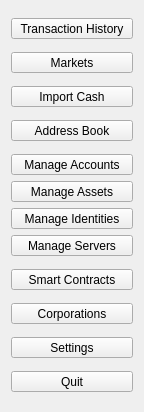
Open-Transactions/Moneychanger, file src/gui/ui/dlgmenu.ui: the form before one commit.
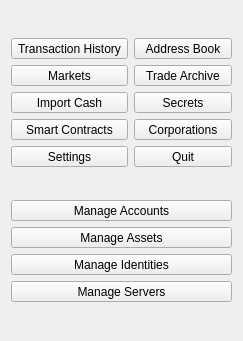
The form after the commit.

Commit message: Added market trading receipt archive.

What changed in the file:
```diff
--- a/src/gui/ui/dlgmenu.ui
+++ b/src/gui/ui/dlgmenu.ui
@@ -6,8 +6,8 @@
    <rect>
     <x>0</x>
     <y>0</y>
-    <width>144</width>
-    <height>412</height>
+    <width>243</width>
+    <height>341</height>
    </rect>
   </property>
   <property name="windowTitle">
@@ -15,6 +15,8 @@
   </property>
   <layout class="QVBoxLayout" name="verticalLayout_2">
    <item>
+    <layout class="QGridLayout" name="gridLayout">
+     <item row="0" column="0">
     <widget class="QToolButton" name="toolButton_main">
      <property name="sizePolicy">
       <sizepolicy hsizetype="Expanding" vsizetype="Fixed">
@@ -27,7 +29,20 @@
      </property>
     </widget>
    </item>
-   <item>
+     <item row="0" column="1">
+      <widget class="QToolButton" name="toolButton_contacts">
+       <property name="sizePolicy">
+        <sizepolicy hsizetype="Expanding" vsizetype="Fixed">
+         <horstretch>0</horstretch>
+         <verstretch>0</verstretch>
+        </sizepolicy>
+       </property>
+       <property name="text">
+        <string>Address Book</string>
+       </property>
+      </widget>
+     </item>
+     <item row="1" column="0">
     <widget class="QToolButton" name="toolButton_markets">
      <property name="sizePolicy">
       <sizepolicy hsizetype="Expanding" vsizetype="Fixed">
@@ -40,7 +55,20 @@
      </property>
     </widget>
    </item>
-   <item>
+     <item row="1" column="1">
+      <widget class="QToolButton" name="toolButton_trade_archive">
+       <property name="sizePolicy">
+        <sizepolicy hsizetype="Expanding" vsizetype="Fixed">
+         <horstretch>0</horstretch>
+         <verstretch>0</verstretch>
+        </sizepolicy>
+       </property>
+       <property name="text">
+        <string>Trade Archive</string>
+       </property>
+      </widget>
+     </item>
+     <item row="2" column="0">
     <widget class="QToolButton" name="toolButton_importCash">
      <property name="sizePolicy">
       <sizepolicy hsizetype="Expanding" vsizetype="Fixed">
@@ -53,8 +81,8 @@
      </property>
     </widget>
    </item>
-   <item>
-    <widget class="QToolButton" name="toolButton_contacts">
+     <item row="2" column="1">
+      <widget class="QToolButton" name="toolButton_secrets">
      <property name="sizePolicy">
       <sizepolicy hsizetype="Expanding" vsizetype="Fixed">
        <horstretch>0</horstretch>
@@ -62,9 +90,63 @@
       </sizepolicy>
      </property>
      <property name="text">
-      <string>Address Book</string>
-     </property>
-    </widget>
+        <string>Secrets</string>
+       </property>
+      </widget>
+     </item>
+     <item row="3" column="0">
+      <widget class="QToolButton" name="toolButton_smartContracts">
+       <property name="sizePolicy">
+        <sizepolicy hsizetype="Expanding" vsizetype="Fixed">
+         <horstretch>0</horstretch>
+         <verstretch>0</verstretch>
+        </sizepolicy>
+       </property>
+       <property name="text">
+        <string>Smart Contracts</string>
+       </property>
+      </widget>
+     </item>
+     <item row="3" column="1">
+      <widget class="QToolButton" name="toolButton_Corporations">
+       <property name="sizePolicy">
+        <sizepolicy hsizetype="Expanding" vsizetype="Fixed">
+         <horstretch>0</horstretch>
+         <verstretch>0</verstretch>
+        </sizepolicy>
+       </property>
+       <property name="text">
+        <string>Corporations</string>
+       </property>
+      </widget>
+     </item>
+     <item row="4" column="0">
+      <widget class="QToolButton" name="toolButton_settings">
+       <property name="sizePolicy">
+        <sizepolicy hsizetype="Expanding" vsizetype="Fixed">
+         <horstretch>0</horstretch>
+         <verstretch>0</verstretch>
+        </sizepolicy>
+       </property>
+       <property name="text">
+        <string>Settings</string>
+       </property>
+      </widget>
+     </item>
+     <item row="4" column="1">
+      <widget class="QToolButton" name="toolButton_quit">
+       <property name="sizePolicy">
+        <sizepolicy hsizetype="Expanding" vsizetype="Fixed">
+         <horstretch>0</horstretch>
+         <verstretch>0</verstretch>
+        </sizepolicy>
+       </property>
+       <property name="text">
+        <string>Quit</string>
+       </property>
+      </widget>
+     </item>
+    </layout>
    </item>
    <item>
     <layout class="QVBoxLayout" name="verticalLayout">
@@ -122,58 +204,6 @@
      </item>
     </layout>
    </item>
-   <item>
-    <widget class="QToolButton" name="toolButton_smartContracts">
-     <property name="sizePolicy">
-      <sizepolicy hsizetype="Expanding" vsizetype="Fixed">
-       <horstretch>0</horstretch>
-       <verstretch>0</verstretch>
-      </sizepolicy>
-     </property>
-     <property name="text">
-      <string>Smart Contracts</string>
-     </property>
-    </widget>
-   </item>
-   <item>
-    <widget class="QToolButton" name="toolButton_Corporations">
-     <property name="sizePolicy">
-      <sizepolicy hsizetype="Expanding" vsizetype="Fixed">
-       <horstretch>0</horstretch>
-       <verstretch>0</verstretch>
-      </sizepolicy>
-     </property>
-     <property name="text">
-      <string>Corporations</string>
-     </property>
-    </widget>
-   </item>
-   <item>
-    <widget class="QToolButton" name="toolButton_settings">
-     <property name="sizePolicy">
-      <sizepolicy hsizetype="Expanding" vsizetype="Fixed">
-       <horstretch>0</horstretch>
-       <verstretch>0</verstretch>
-      </sizepolicy>
-     </property>
-     <property name="text">
-      <string>Settings</string>
-     </property>
-    </widget>
-   </item>
-   <item>
-    <widget class="QToolButton" name="toolButton_quit">
-     <property name="sizePolicy">
-      <sizepolicy hsizetype="Expanding" vsizetype="Fixed">
-       <horstretch>0</horstretch>
-       <verstretch>0</verstretch>
-      </sizepolicy>
-     </property>
-     <property name="text">
-      <string>Quit</string>
-     </property>
-    </widget>
-   </item>
   </layout>
  </widget>
  <resources/>
```
Lines whose indentation alone changed are shown as unchanged. The commit also changes 25 other files.
